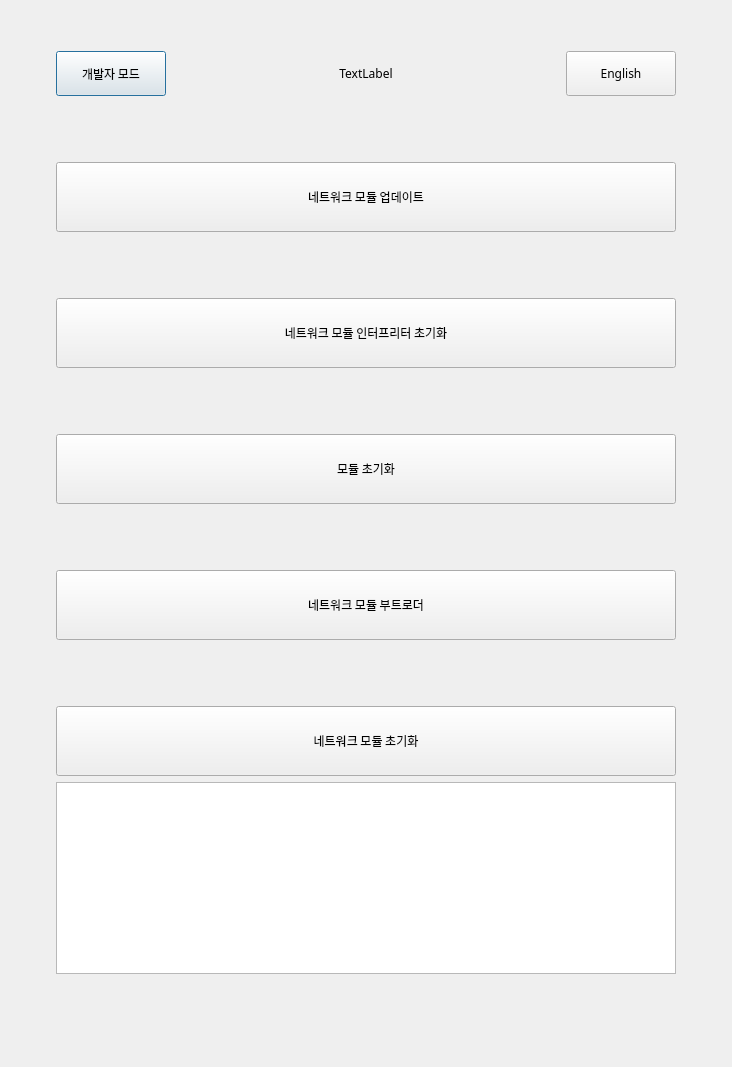
First picture: the form in modi2_multi_uploader/assets/uploader.ui, repository LUXROBO/modi2-firmware-updater, before the edit.
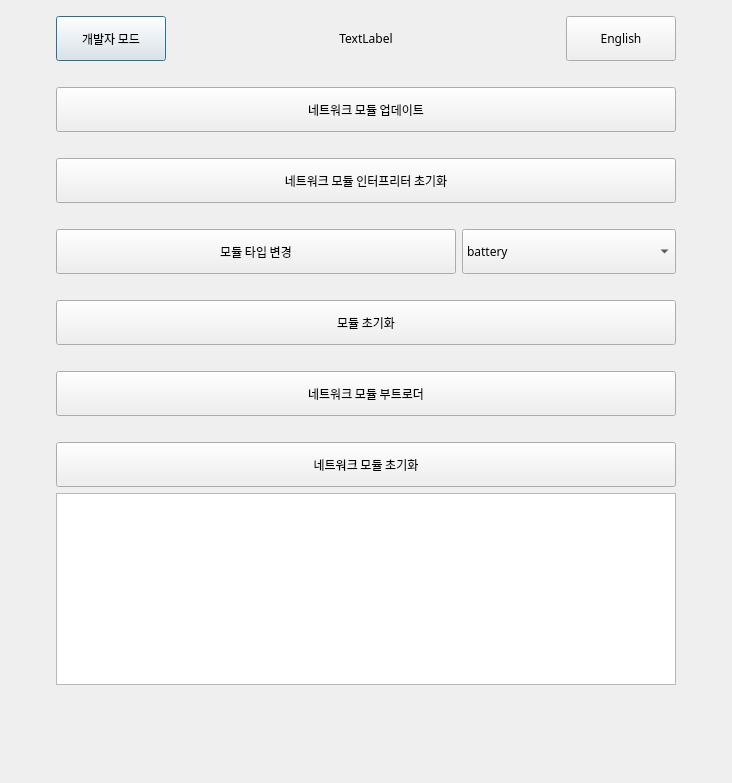
Second picture: the form after the edit.

Commit message: 모듈 타입 변경 버튼 추가

Diff of the .ui file:
```diff
--- a/modi2_multi_uploader/assets/uploader.ui
+++ b/modi2_multi_uploader/assets/uploader.ui
@@ -7,7 +7,7 @@
     <x>0</x>
     <y>0</y>
     <width>732</width>
-    <height>1067</height>
+    <height>783</height>
    </rect>
   </property>
   <property name="sizePolicy">
@@ -43,7 +43,55 @@
    <bool>false</bool>
   </property>
   <layout class="QGridLayout" name="gridLayout">
-   <item row="1" column="2">
+   <item row="2" column="0">
+    <spacer name="horizontalSpacer_4">
+     <property name="orientation">
+      <enum>Qt::Horizontal</enum>
+     </property>
+     <property name="sizeType">
+      <enum>QSizePolicy::MinimumExpanding</enum>
+     </property>
+     <property name="sizeHint" stdset="0">
+      <size>
+       <width>5</width>
+       <height>20</height>
+      </size>
+     </property>
+    </spacer>
+   </item>
+   <item row="2" column="3">
+    <spacer name="horizontalSpacer_5">
+     <property name="orientation">
+      <enum>Qt::Horizontal</enum>
+     </property>
+     <property name="sizeType">
+      <enum>QSizePolicy::MinimumExpanding</enum>
+     </property>
+     <property name="sizeHint" stdset="0">
+      <size>
+       <width>5</width>
+       <height>20</height>
+      </size>
+     </property>
+    </spacer>
+   </item>
+   <item row="1" column="0">
+    <spacer name="horizontalSpacer">
+     <property name="orientation">
+      <enum>Qt::Horizontal</enum>
+     </property>
+     <property name="sizeType">
+      <enum>QSizePolicy::MinimumExpanding</enum>
+     </property>
+     <property name="sizeHint" stdset="0">
+      <size>
+       <width>5</width>
+       <height>20</height>
+      </size>
+     </property>
+    </spacer>
+   </item>
+   <item row="1" column="3">
     <spacer name="horizontalSpacer_3">
      <property name="orientation">
       <enum>Qt::Horizontal</enum>
@@ -53,29 +101,13 @@
      </property>
      <property name="sizeHint" stdset="0">
       <size>
-       <width>40</width>
+       <width>5</width>
        <height>20</height>
       </size>
      </property>
     </spacer>
    </item>
-   <item row="0" column="1">
-    <spacer name="verticalSpacer_4">
-     <property name="orientation">
-      <enum>Qt::Vertical</enum>
-     </property>
-     <property name="sizeType">
-      <enum>QSizePolicy::Fixed</enum>
-     </property>
-     <property name="sizeHint" stdset="0">
-      <size>
-       <width>20</width>
-       <height>40</height>
-      </size>
-     </property>
-    </spacer>
-   </item>
-   <item row="1" column="1">
+   <item row="1" column="1" rowspan="2" colspan="2">
     <layout class="QVBoxLayout" name="verticalLayout">
      <property name="sizeConstraint">
       <enum>QLayout::SetMinimumSize</enum>
@@ -223,7 +255,7 @@
        <property name="sizeHint" stdset="0">
         <size>
          <width>20</width>
-         <height>60</height>
+         <height>20</height>
         </size>
        </property>
       </spacer>
@@ -239,7 +271,7 @@
        <property name="minimumSize">
         <size>
          <width>620</width>
-         <height>70</height>
+         <height>45</height>
         </size>
        </property>
        <property name="maximumSize">
@@ -285,7 +317,7 @@
        <property name="sizeHint" stdset="0">
         <size>
          <width>20</width>
-         <height>60</height>
+         <height>20</height>
         </size>
        </property>
       </spacer>
@@ -301,7 +333,7 @@
        <property name="minimumSize">
         <size>
          <width>620</width>
-         <height>70</height>
+         <height>45</height>
         </size>
        </property>
        <property name="maximumSize">
@@ -347,7 +379,146 @@
        <property name="sizeHint" stdset="0">
         <size>
          <width>20</width>
-         <height>60</height>
+         <height>20</height>
+        </size>
+       </property>
+      </spacer>
+     </item>
+     <item>
+      <layout class="QHBoxLayout" name="horizontalLayout_2">
+       <item>
+        <widget class="QPushButton" name="change_modules_type_button">
+         <property name="sizePolicy">
+          <sizepolicy hsizetype="Fixed" vsizetype="Fixed">
+           <horstretch>0</horstretch>
+           <verstretch>0</verstretch>
+          </sizepolicy>
+         </property>
+         <property name="minimumSize">
+          <size>
+           <width>400</width>
+           <height>45</height>
+          </size>
+         </property>
+         <property name="maximumSize">
+          <size>
+           <width>620</width>
+           <height>70</height>
+          </size>
+         </property>
+         <property name="font">
+          <font>
+           <family>LuxHanSans</family>
+           <kerning>true</kerning>
+          </font>
+         </property>
+         <property name="focusPolicy">
+          <enum>Qt::NoFocus</enum>
+         </property>
+         <property name="text">
+          <string>모듈 타입 변경</string>
+         </property>
+         <property name="iconSize">
+          <size>
+           <width>64</width>
+           <height>64</height>
+          </size>
+         </property>
+         <property name="autoDefault">
+          <bool>false</bool>
+         </property>
+        </widget>
+       </item>
+       <item>
+        <widget class="QComboBox" name="module_type_combobox">
+         <property name="minimumSize">
+          <size>
+           <width>180</width>
+           <height>45</height>
+          </size>
+         </property>
+         <property name="maximumSize">
+          <size>
+           <width>16777215</width>
+           <height>70</height>
+          </size>
+         </property>
+         <item>
+          <property name="text">
+           <string>battery</string>
+          </property>
+         </item>
+         <item>
+          <property name="text">
+           <string>button</string>
+          </property>
+         </item>
+         <item>
+          <property name="text">
+           <string>dial</string>
+          </property>
+         </item>
+         <item>
+          <property name="text">
+           <string>display</string>
+          </property>
+         </item>
+         <item>
+          <property name="text">
+           <string>env</string>
+          </property>
+         </item>
+         <item>
+          <property name="text">
+           <string>gyro</string>
+          </property>
+         </item>
+         <item>
+          <property name="text">
+           <string>joystick</string>
+          </property>
+         </item>
+         <item>
+          <property name="text">
+           <string>led</string>
+          </property>
+         </item>
+         <item>
+          <property name="text">
+           <string>motor_a</string>
+          </property>
+         </item>
+         <item>
+          <property name="text">
+           <string>motor_b</string>
+          </property>
+         </item>
+         <item>
+          <property name="text">
+           <string>speaker</string>
+          </property>
+         </item>
+         <item>
+          <property name="text">
+           <string>tof</string>
+          </property>
+         </item>
+        </widget>
+       </item>
+      </layout>
+     </item>
+     <item>
+      <spacer name="verticalSpacer_8">
+       <property name="orientation">
+        <enum>Qt::Vertical</enum>
+       </property>
+       <property name="sizeType">
+        <enum>QSizePolicy::Fixed</enum>
+       </property>
+       <property name="sizeHint" stdset="0">
+        <size>
+         <width>20</width>
+         <height>20</height>
         </size>
        </property>
       </spacer>
@@ -363,7 +534,7 @@
        <property name="minimumSize">
         <size>
          <width>620</width>
-         <height>70</height>
+         <height>45</height>
         </size>
        </property>
        <property name="maximumSize">
@@ -406,7 +577,7 @@
        <property name="sizeHint" stdset="0">
         <size>
          <width>20</width>
-         <height>60</height>
+         <height>20</height>
         </size>
        </property>
       </spacer>
@@ -422,7 +593,7 @@
        <property name="minimumSize">
         <size>
          <width>620</width>
-         <height>70</height>
+         <height>45</height>
         </size>
        </property>
        <property name="maximumSize">
@@ -465,7 +636,7 @@
        <property name="sizeHint" stdset="0">
         <size>
          <width>20</width>
-         <height>60</height>
+         <height>20</height>
         </size>
        </property>
       </spacer>
@@ -481,7 +652,7 @@
        <property name="minimumSize">
         <size>
          <width>620</width>
-         <height>70</height>
+         <height>45</height>
         </size>
        </property>
        <property name="maximumSize">
@@ -515,39 +686,23 @@
      </item>
     </layout>
    </item>
-   <item row="1" column="0">
-    <spacer name="horizontalSpacer">
+   <item row="0" column="2">
+    <spacer name="verticalSpacer_4">
      <property name="orientation">
-      <enum>Qt::Horizontal</enum>
+      <enum>Qt::Vertical</enum>
      </property>
      <property name="sizeType">
-      <enum>QSizePolicy::MinimumExpanding</enum>
+      <enum>QSizePolicy::Fixed</enum>
      </property>
      <property name="sizeHint" stdset="0">
       <size>
-       <width>40</width>
-       <height>20</height>
+       <width>20</width>
+       <height>5</height>
       </size>
      </property>
     </spacer>
    </item>
-   <item row="4" column="0">
-    <spacer name="horizontalSpacer_4">
-     <property name="orientation">
-      <enum>Qt::Horizontal</enum>
-     </property>
-     <property name="sizeType">
-      <enum>QSizePolicy::MinimumExpanding</enum>
-     </property>
-     <property name="sizeHint" stdset="0">
-      <size>
-       <width>40</width>
-       <height>20</height>
-      </size>
-     </property>
-    </spacer>
-   </item>
-   <item row="4" column="1">
+   <item row="3" column="1" colspan="2">
     <widget class="QTextBrowser" name="console">
      <property name="enabled">
       <bool>true</bool>
@@ -569,23 +724,7 @@
      </property>
     </widget>
    </item>
-   <item row="4" column="2">
-    <spacer name="horizontalSpacer_5">
-     <property name="orientation">
-      <enum>Qt::Horizontal</enum>
-     </property>
-     <property name="sizeType">
-      <enum>QSizePolicy::MinimumExpanding</enum>
-     </property>
-     <property name="sizeHint" stdset="0">
-      <size>
-       <width>40</width>
-       <height>20</height>
-      </size>
-     </property>
-    </spacer>
-   </item>
-   <item row="5" column="1">
+   <item row="4" column="1">
     <spacer name="verticalSpacer_5">
      <property name="orientation">
       <enum>Qt::Vertical</enum>
@@ -593,7 +732,7 @@
      <property name="sizeHint" stdset="0">
       <size>
        <width>20</width>
-       <height>40</height>
+       <height>5</height>
       </size>
      </property>
     </spacer>
```
The commit also changes 6 other files.
